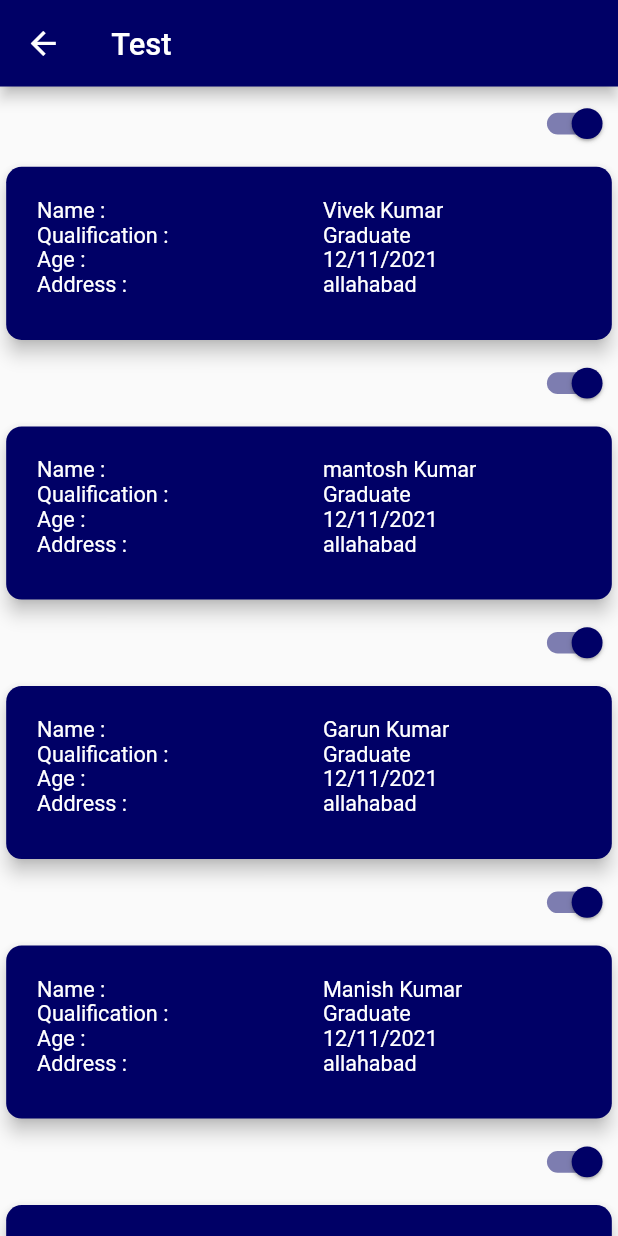
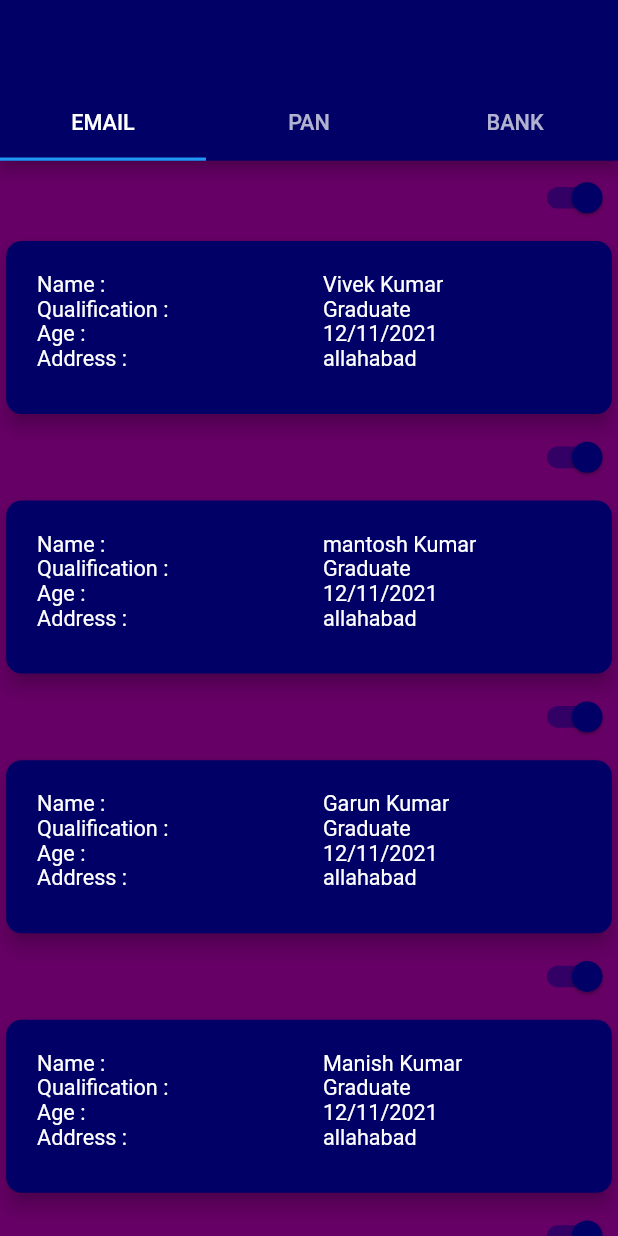
Before and after one commit to vivek5kumar/schoolManagement, a Flutter app: the PracticePage screen opened directly, on a phone screen of 412 x 824 dp. Run offline on Flutter 3.47's test engine with Material 2 defaults, Android fonts, the phone set to English and light mode, and no system bars; our stand-ins replace carousel_slider, connectivity, flutter_screenutil, get, qr_flutter, responsive_framework and 1 more; missing offline and left inert: flutter_barcode_scanner, flutter_clean_calendar; accounts and stored records are empty; network calls fail.

Commit message:
updated code

```diff
--- a/lib/controller/library_controller.dart
+++ b/lib/controller/library_controller.dart
@@ -1,4 +1,3 @@
-import 'package:flutter/cupertino.dart';
 import 'package:get/get.dart';
 
 class LibraryController extends GetxController {
--- a/lib/custom_card/card.dart
+++ b/lib/custom_card/card.dart
@@ -18,6 +18,7 @@ class MyCardPage extends StatelessWidget {
 
   @override
   Widget build(BuildContext context) {
+    int showValue = 1;
     return SizedBox(
       height: 120,
       child: Card(
@@ -72,6 +73,7 @@ class MyCardPage extends StatelessWidget {
                     address.toString(),
                     style: TextStyle(color: kWhiteColor),
                   ),
+                  // Switch(value:isShow , onChanged: (value){})
                 ],
               )
             ],
--- a/lib/screens/Result/practicepage.dart
+++ b/lib/screens/Result/practicepage.dart
@@ -2,6 +2,8 @@ import 'package:flutter/material.dart';
 
 import 'package:schoolmanagement/custom_card/card.dart';
 import 'package:schoolmanagement/custom_widgets/colors.dart';
+import 'package:schoolmanagement/screens/Result/cyclecpage.dart';
+import 'package:schoolmanagement/screens/Result/tab_bar_page.dart';
 
 class PracticePage extends StatefulWidget {
   const PracticePage({super.key});
@@ -107,12 +109,31 @@ class _PracticePageState extends State<PracticePage> {
 
   @override
   Widget build(BuildContext context) {
-    return Scaffold(
+    return DefaultTabController(
+      length: 3,
+      child: Scaffold(
+        backgroundColor: kGreyColor,
         appBar: AppBar(
+          automaticallyImplyLeading: false,
           backgroundColor: kDarkBlueColor,
-        title: const Text("Test"),
+          // title: const Text("Test"),a
+          bottom: const TabBar(
+            tabs: [
+              Tab(
+                text: "EMAIL",
               ),
-      body: ListView.builder(
+              Tab(
+                text: "PAN",
+              ),
+              Tab(
+                text: "BANK",
+              ),
+            ],
+          ),
+        ),
+        body: TabBarView(
+          children: [
+            ListView.builder(
                 itemCount: userDetails.length,
                 itemBuilder: (context, index) {
                   return Column(
@@ -129,8 +150,8 @@ class _PracticePageState extends State<PracticePage> {
                       showDataList.contains(index)
                           ? MyCardPage(
                               name: userDetails[index]["name"],
-                        qualificatin:
-                            userDetails[index].containsKey("qualification")
+                              qualificatin: userDetails[index]
+                                      .containsKey("qualification")
                                   ? userDetails[index]["qualification"]
                                   : userDetails[index]["msg"],
                               age: userDetails[index]["age"],
@@ -140,6 +161,11 @@ class _PracticePageState extends State<PracticePage> {
                     ],
                   );
                 }),
+            const TabViewPage(),
+            const TrackingPage()
+          ],
+        ),
+      ),
     );
   }
 }
--- a/lib/screens/Result/result_exampage.dart
+++ b/lib/screens/Result/result_exampage.dart
@@ -24,6 +24,10 @@ class _ExamResultState extends State<ExamResult> {
       selectedRadioTile = val;
     });
   }
+
+  bool checkVal = false;
+
+  hideBtnFun(int index, String name, bool isHide) {}
 
   List<bool> checkValue = [false, false, false, false, false];
   var btnName = ["Red", "Blue", "Green", "Yellow", "Pink"];
@@ -205,7 +209,7 @@ class _ExamResultState extends State<ExamResult> {
                   onPressed: () {
                     Get.to(PracticePage());
                   },
-                  child: Text("practice page"))
+                  child: Text("practice page")),
             ],
           ),
         ),
--- a/pubspec.yaml
+++ b/pubspec.yaml
@@ -41,9 +41,8 @@ dependencies:
   intl: ^0.17.0
   flutter_screenutil: ^5.6.0
   carousel_slider: ^4.1.1
-  flutter_staggered_animations: ^1.1.1
-  flutter_animated_cards: ^0.0.2
   octo_image: ^1.0.2
+  agora_rtc_engine: ^6.1.0
 
 
   # The following adds the Cupertino Icons font to your application.
```
Also changed, not shown: lib/screens/Library/book_libraryList.dart (+22 -41 lines), lib/screens/Result/cyclecpage.dart (added, +14 -0 lines), lib/screens/Result/tab_bar_page.dart (added, +22 -0 lines), pubspec.lock, 5 other files. Lines whose indentation alone changed are shown as unchanged.
